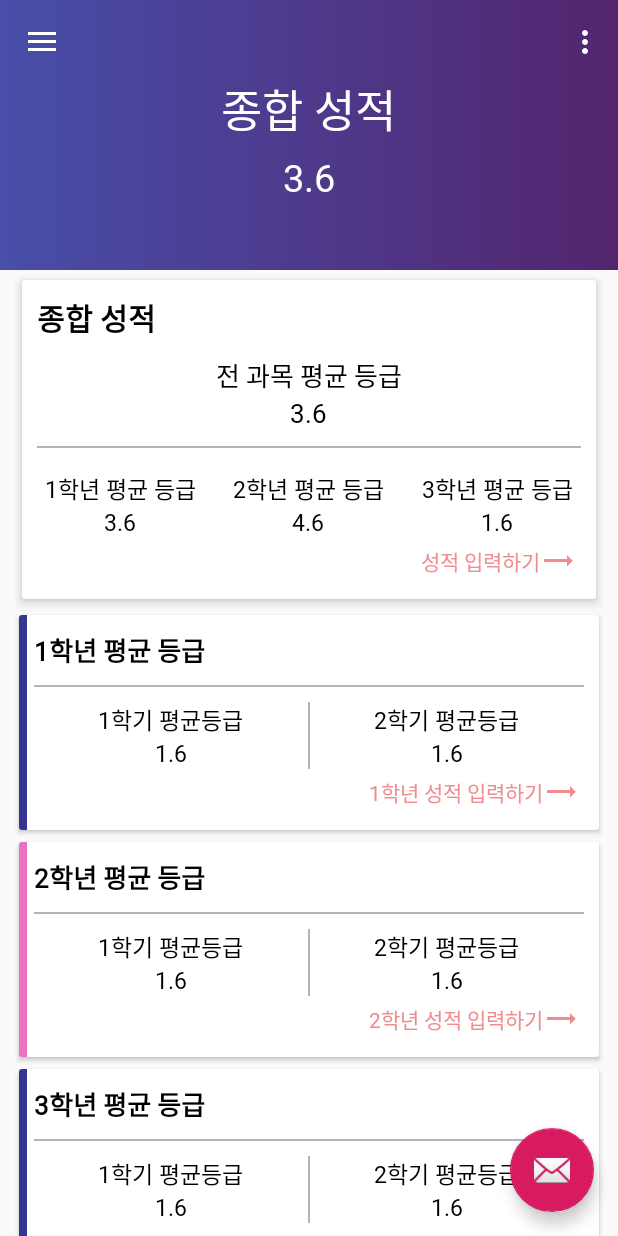
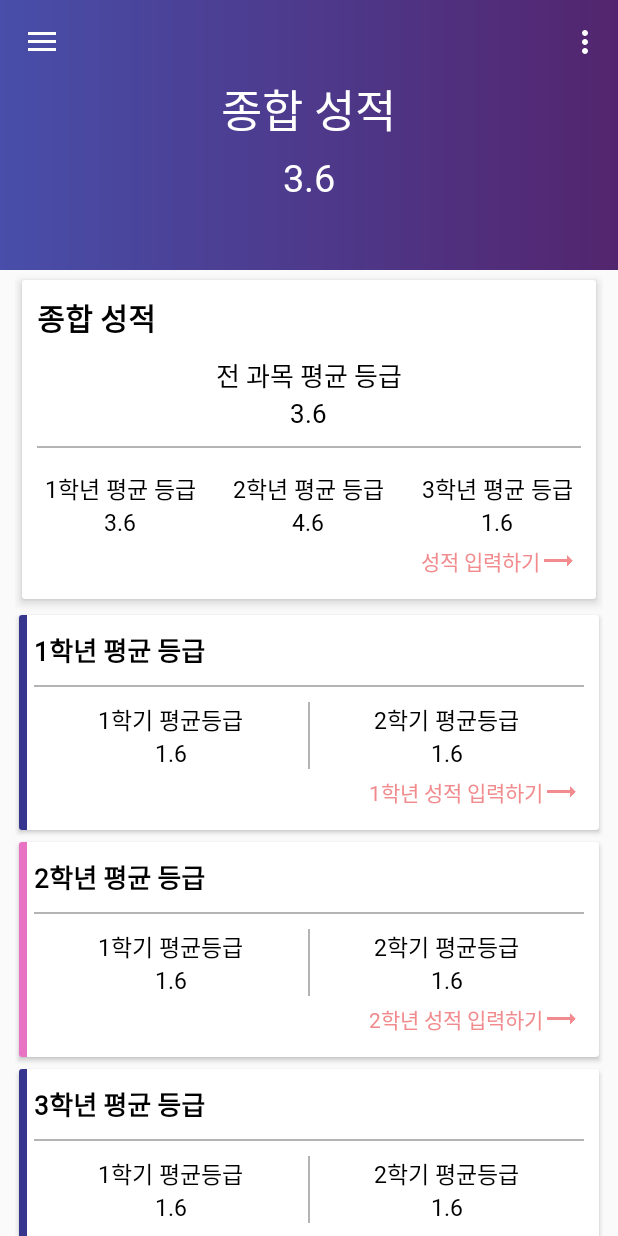
Before and after one commit to K1A2/SchoolCalculator, an Android app: the screen it shows after launch (MainActivity), on a phone screen of 412 x 824 dp. Run offline under Robolectric (Android 15) with nearby library versions, the phone set to English and light mode, and no system bars.

Commit message:
레이아웃 세부적인 부분 수정

```diff
--- /dev/null
+++ b/app/src/main/java/com/k1a2/schoolcalculator/activity/ActivityKey.java
@@ -0,0 +1,10 @@
+package com.k1a2.schoolcalculator.activity;
+
+public interface ActivityKey {
+    public String KEY_ACTIVITY_MODE = "AM";
+
+    public String KEY_ACTIVITY_SCORE_ALL = "AA";
+    public String KEY_ACTIVITY_SCORE_FIRST = "FA";
+    public String KEY_ACTIVITY_SCORE_SECOND = "SA";
+    public String KEY_ACTIVITY_SCORE_THIRD = "TA";
+}
--- a/app/src/main/java/com/k1a2/schoolcalculator/activity/MainActivity.java
+++ b/app/src/main/java/com/k1a2/schoolcalculator/activity/MainActivity.java
@@ -35,6 +35,7 @@ public class MainActivity extends AppCompatActivity
     private Button button_editScore1 = null;
     private Button button_editScore2 = null;
     private Button button_editScore3 = null;
+    private DrawerLayout drawer = null;
 
     private ScoreDatabaseHelper scoreDatabaseHelper = null;
 
@@ -48,15 +49,15 @@ public class MainActivity extends AppCompatActivity
         Toolbar toolbar = findViewById(R.id.toolbar);
         toolbar.setTitle("");
         setSupportActionBar(toolbar);
-        FloatingActionButton fab = findViewById(R.id.fab);
-        fab.setOnClickListener(new View.OnClickListener() {
-            @Override
-            public void onClick(View view) {
-                Snackbar.make(view, "Replace with your own action", Snackbar.LENGTH_LONG)
-                        .setAction("Action", null).show();
-            }
-        });
-        DrawerLayout drawer = findViewById(R.id.drawer_layout);
+//        FloatingActionButton fab = findViewById(R.id.fab);
+//        fab.setOnClickListener(new View.OnClickListener() {
+//            @Override
+//            public void onClick(View view) {
+//                Snackbar.make(view, "Replace with your own action", Snackbar.LENGTH_LONG)
+//                        .setAction("Action", null).show();
+//            }
+//        });
+        drawer = findViewById(R.id.drawer_layout);
         NavigationView navigationView = findViewById(R.id.nav_view);
         ActionBarDrawerToggle toggle = new ActionBarDrawerToggle(
                 this, drawer, toolbar, R.string.navigation_drawer_open, R.string.navigation_drawer_close);
@@ -114,15 +115,19 @@ public class MainActivity extends AppCompatActivity
         Intent intent = new Intent(MainActivity.this, ScoreEditActivity.class);
         switch (mode) {
             case 0: {//all
+                intent.putExtra(ActivityKey.KEY_ACTIVITY_MODE, ActivityKey.KEY_ACTIVITY_SCORE_ALL);
                 break;
             }
             case 1: {//1
+                intent.putExtra(ActivityKey.KEY_ACTIVITY_MODE, ActivityKey.KEY_ACTIVITY_SCORE_FIRST);
                 break;
             }
             case 2: {//2
+                intent.putExtra(ActivityKey.KEY_ACTIVITY_MODE, ActivityKey.KEY_ACTIVITY_SCORE_SECOND);
                 break;
             }
             case 3: {//3
+                intent.putExtra(ActivityKey.KEY_ACTIVITY_MODE, ActivityKey.KEY_ACTIVITY_SCORE_THIRD);
                 break;
             }
         }
@@ -168,7 +173,10 @@ public class MainActivity extends AppCompatActivity
         int id = item.getItemId();
 
         switch (id) {
-
+            case R.id.nav_add: {
+                startScoreEditAvtivity(0);
+                break;
+            }
         }
 
         DrawerLayout drawer = findViewById(R.id.drawer_layout);
--- a/app/src/main/res/layout/activity_score_main.xml
+++ b/app/src/main/res/layout/activity_score_main.xml
@@ -13,7 +13,8 @@
         android:elevation="5dp"
         app:titleTextColor="#FFFFFF"
         app:navigationIcon="@drawable/baseline_arrow_back_white_24"
-        app:popupTheme="@style/AppTheme.PopupOverlay" />
+        app:popupTheme="@style/AppTheme.PopupOverlay"
+        android:theme="@style/AppTheme.PopupOverlay"/>
 
     <FrameLayout
         android:layout_width="match_parent"
@@ -35,7 +36,9 @@
             android:layout_height="50dp"
             android:background="@drawable/tab_bg"
             app:tabGravity="fill"
+            app:tabMaxWidth="0dp"
             app:tabMode="fixed"
+            app:tabTextAppearance="@style/tab_text"
             app:tabSelectedTextColor="#ffffff"
             app:tabIndicatorColor="@null"
             app:tabRippleColor="@null"/>
--- a/app/src/main/res/layout/app_bar_main.xml
+++ b/app/src/main/res/layout/app_bar_main.xml
@@ -34,7 +34,7 @@
                     android:layout_gravity="center_horizontal"
                     android:text="종합 성적"
                     android:textSize="30dp"
-                    android:fontFamily="@font/scdream5"
+                    android:fontFamily="@font/scdream4"
                     android:textColor="#FFFFFFFF"
                     android:layout_width="wrap_content"
                     android:layout_height="wrap_content" />
@@ -44,7 +44,7 @@
                     android:layout_width="wrap_content"
                     android:layout_height="wrap_content"
                     android:text="3.6"
-                    android:fontFamily="@font/scdream5"
+                    android:fontFamily="@font/scdream3"
                     android:textSize="25dp"
                     android:textColor="#FFFFFF"/>
 
@@ -614,12 +614,12 @@
 
     </androidx.core.widget.NestedScrollView>
 
-    <com.google.android.material.floatingactionbutton.FloatingActionButton
-        android:id="@+id/fab"
-        android:layout_width="wrap_content"
-        android:layout_height="wrap_content"
-        android:layout_gravity="bottom|end"
-        android:layout_margin="@dimen/fab_margin"
-        app:srcCompat="@android:drawable/ic_dialog_email" />
+    <!--<com.google.android.material.floatingactionbutton.FloatingActionButton-->
+        <!--android:id="@+id/fab"-->
+        <!--android:layout_width="wrap_content"-->
+        <!--android:layout_height="wrap_content"-->
+        <!--android:layout_gravity="bottom|end"-->
+        <!--android:layout_margin="@dimen/fab_margin"-->
+        <!--app:srcCompat="@android:drawable/ic_dialog_email" />-->
 
 </androidx.coordinatorlayout.widget.CoordinatorLayout>
--- a/app/src/main/res/menu/activity_main_drawer.xml
+++ b/app/src/main/res/menu/activity_main_drawer.xml
@@ -5,17 +5,9 @@
 
     <group android:checkableBehavior="single">
         <item
-            android:id="@+id/nav_home"
-            android:icon="@drawable/ic_menu_camera"
-            android:title="@string/menu_home" />
-        <item
-            android:id="@+id/nav_gallery"
-            android:icon="@drawable/ic_menu_gallery"
-            android:title="@string/menu_gallery" />
-        <item
-            android:id="@+id/nav_slideshow"
-            android:icon="@drawable/ic_menu_slideshow"
-            android:title="@string/menu_slideshow" />
+            android:id="@+id/nav_add"
+            android:icon="@drawable/baseline_add_black_24"
+            android:title="성적 입력하기" />
         <item
             android:id="@+id/nav_search"
             android:icon="@drawable/ic_search"
--- a/app/src/main/res/values/styles.xml
+++ b/app/src/main/res/values/styles.xml
@@ -17,6 +17,13 @@
 
     <style name="AppTheme.AppBarOverlay" parent="ThemeOverlay.AppCompat.Dark.ActionBar" />
 
-    <style name="AppTheme.PopupOverlay" parent="ThemeOverlay.AppCompat.Light" />
+    <style name="AppTheme.PopupOverlay" parent="ThemeOverlay.AppCompat.Light">
+        <item name="android:fontFamily">@font/scdream3</item>
+    </style>
+
+    <style name="tab_text" parent="@android:style/TextAppearance.Widget.TabWidget">
+        <item name="android:fontFamily">@font/scdream3</item>
+
+    </style>
 
 </resources>
```
Also changed, not shown: app/src/main/java/com/k1a2/schoolcalculator/activity/ScoreEditActivity.java (+35 -0 lines), app/src/main/res/layout/nav_header_main.xml (+5 -4 lines).
